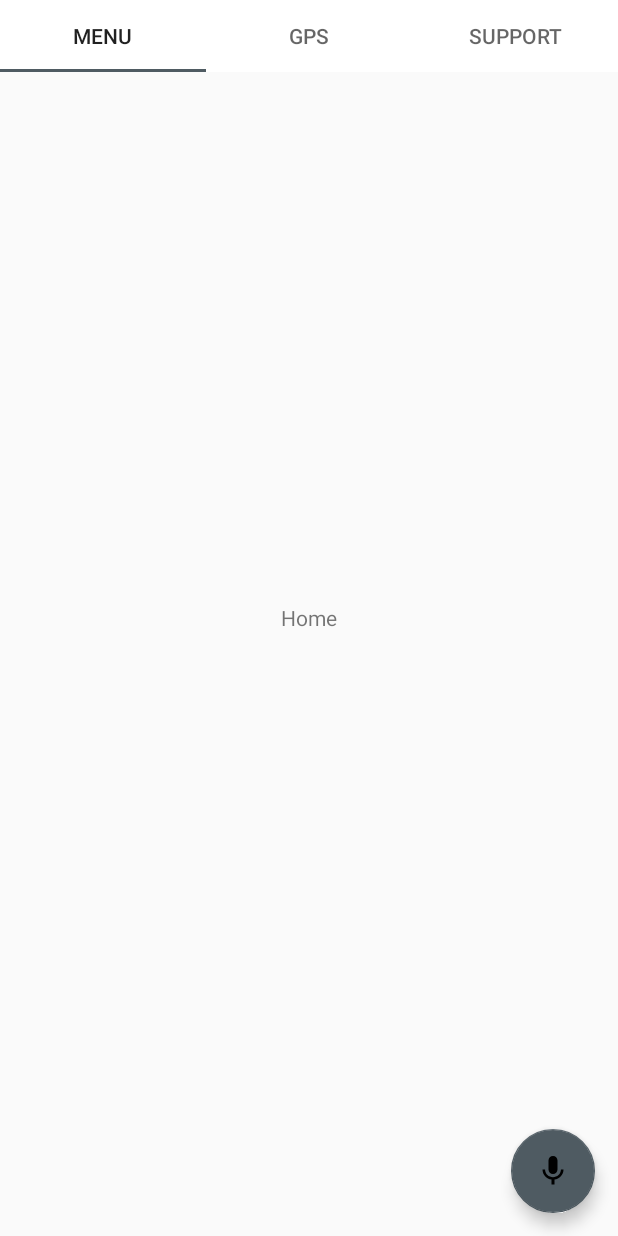
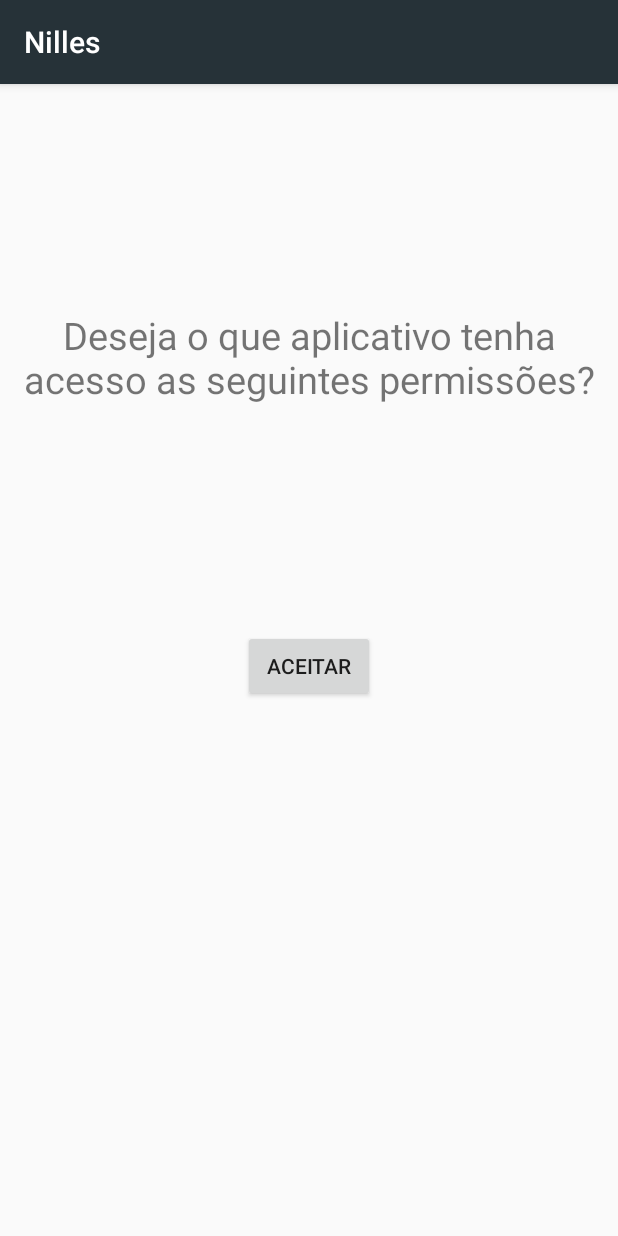
Before and after one commit to LinkOort/nilles-project, an Android app: the screen it shows after launch (MainActivity before the commit, PermissionAct after it), on a phone screen of 412 x 824 dp. Run offline under Robolectric (Android 15) with nearby library versions, the phone set to English and light mode, and no system bars.

Commit message:
some changes to improve the project

```diff
--- a/app/src/main/java/br/com/nilles/GpsAct.java
+++ b/app/src/main/java/br/com/nilles/GpsAct.java
@@ -6,7 +6,16 @@ import android.view.LayoutInflater;
 import android.view.View;
 import android.view.ViewGroup;
 
-public class GpsAct extends Fragment {
+import com.google.android.gms.maps.CameraUpdateFactory;
+import com.google.android.gms.maps.GoogleMap;
+import com.google.android.gms.maps.OnMapReadyCallback;
+import com.google.android.gms.maps.SupportMapFragment;
+import com.google.android.gms.maps.model.LatLng;
+import com.google.android.gms.maps.model.MarkerOptions;
+
+public class GpsAct extends Fragment implements OnMapReadyCallback {
+
+    private GoogleMap mMap;
 
     public GpsAct() {
 
@@ -16,6 +25,16 @@ public class GpsAct extends Fragment {
                              Bundle savedInstanceState) {
         // O layout vai ser inflado a partir daqui
         return inflater.inflate(R.layout.gps_frag, container, false);
+
     }
 
+
+    public void onMapReady(GoogleMap googleMap) {
+        mMap = googleMap;
+
+        LatLng brazil = new LatLng(-23, -46);
+        mMap.addMarker(new MarkerOptions().position(brazil).title("São Paulo"));
+        mMap.moveCamera(CameraUpdateFactory.newLatLng(brazil));
+
+    }
 }
--- /dev/null
+++ b/app/src/main/java/br/com/nilles/PermissionAct.java
@@ -0,0 +1,13 @@
+package br.com.nilles;
+
+import android.support.v7.app.AppCompatActivity;
+import android.os.Bundle;
+
+public class PermissionAct extends AppCompatActivity {
+
+    @Override
+    protected void onCreate(Bundle savedInstanceState) {
+        super.onCreate(savedInstanceState);
+        setContentView(R.layout.permission_layout);
+    }
+}
--- a/app/src/main/java/br/com/nilles/SplashAct.java
+++ b/app/src/main/java/br/com/nilles/SplashAct.java
@@ -24,7 +24,7 @@ public class SplashAct extends AppCompatActivity {
         new Handler().postDelayed(new Runnable() {
             @Override
             public void run() {
-                Intent intent = new Intent(SplashAct.this, MainActivity.class);
+                Intent intent = new Intent(SplashAct.this, PermissionAct.class);
 
                 startActivity(intent);
 
--- /dev/null
+++ b/app/src/main/res/drawable/ic_android_black.xml
@@ -0,0 +1,4 @@
+<vector android:height="48dp" android:viewportHeight="24.0"
+    android:viewportWidth="24.0" android:width="48dp" xmlns:android="http://schemas.android.com/apk/res/android">
+    <path android:fillColor="#FF000000" android:pathData="M6,18c0,0.55 0.45,1 1,1h1v3.5c0,0.83 0.67,1.5 1.5,1.5s1.5,-0.67 1.5,-1.5L11,19h2v3.5c0,0.83 0.67,1.5 1.5,1.5s1.5,-0.67 1.5,-1.5L16,19h1c0.55,0 1,-0.45 1,-1L18,8L6,8v10zM3.5,8C2.67,8 2,8.67 2,9.5v7c0,0.83 0.67,1.5 1.5,1.5S5,17.33 5,16.5v-7C5,8.67 4.33,8 3.5,8zM20.5,8c-0.83,0 -1.5,0.67 -1.5,1.5v7c0,0.83 0.67,1.5 1.5,1.5s1.5,-0.67 1.5,-1.5v-7c0,-0.83 -0.67,-1.5 -1.5,-1.5zM15.53,2.16l1.3,-1.3c0.2,-0.2 0.2,-0.51 0,-0.71 -0.2,-0.2 -0.51,-0.2 -0.71,0l-1.48,1.48C13.85,1.23 12.95,1 12,1c-0.96,0 -1.86,0.23 -2.66,0.63L7.85,0.15c-0.2,-0.2 -0.51,-0.2 -0.71,0 -0.2,0.2 -0.2,0.51 0,0.71l1.31,1.31C6.97,3.26 6,5.01 6,7h12c0,-1.99 -0.97,-3.75 -2.47,-4.84zM10,5L9,5L9,4h1v1zM15,5h-1L14,4h1v1z"/>
+</vector>
--- a/app/src/main/res/layout/gps_frag.xml
+++ b/app/src/main/res/layout/gps_frag.xml
@@ -13,8 +13,5 @@
         android:layout_width="match_parent"
         android:layout_height="400dp"
         android:layout_marginTop="50dp"
-        tools:context=".MapsAct"
-        map:cameraTargetLat="-23.5507766"
-        map:cameraTargetLng="-46.6342632"
-        map:cameraZoom="13"/>
+        tools:context=".GpsAct" />
 </FrameLayout>
--- /dev/null
+++ b/app/src/main/res/layout/permission_layout.xml
@@ -0,0 +1,28 @@
+<?xml version="1.0" encoding="utf-8"?>
+<LinearLayout xmlns:android="http://schemas.android.com/apk/res/android"
+    xmlns:app="http://schemas.android.com/apk/res-auto"
+    xmlns:tools="http://schemas.android.com/tools"
+    android:layout_width="match_parent"
+    android:layout_height="match_parent"
+    tools:context=".PermissionAct"
+    android:orientation="vertical"
+    >
+
+    <TextView
+        android:layout_width="wrap_content"
+        android:layout_height="wrap_content"
+        android:text="@string/permission_text"
+        android:layout_marginTop="150dp"
+        android:textSize="25dp"
+        android:textAlignment="center">
+    </TextView>
+
+    <Button
+        android:layout_width="wrap_content"
+        android:layout_height="wrap_content"
+        android:text="Aceitar"
+        android:layout_gravity="center"
+        android:layout_marginTop="150dp"
+        android:id="@+id/accept"></Button>
+
+</LinearLayout>
--- a/app/src/main/res/values/strings.xml
+++ b/app/src/main/res/values/strings.xml
@@ -1,4 +1,5 @@
 <resources>
     <string name="app_name">Nilles</string>
     <string name="title_activity_maps">Map</string>
+    <string name="permission_text">Deseja o que aplicativo tenha acesso as seguintes permissões?</string>
 </resources>
```
Also changed, not shown: app/src/main/AndroidManifest.xml (+7 -9 lines), app/src/main/java/br/com/nilles/MainActivity.java (+7 -1 lines), app/src/main/java/br/com/nilles/MapsAct.java (deleted, +0 -36 lines), 2 other files.
